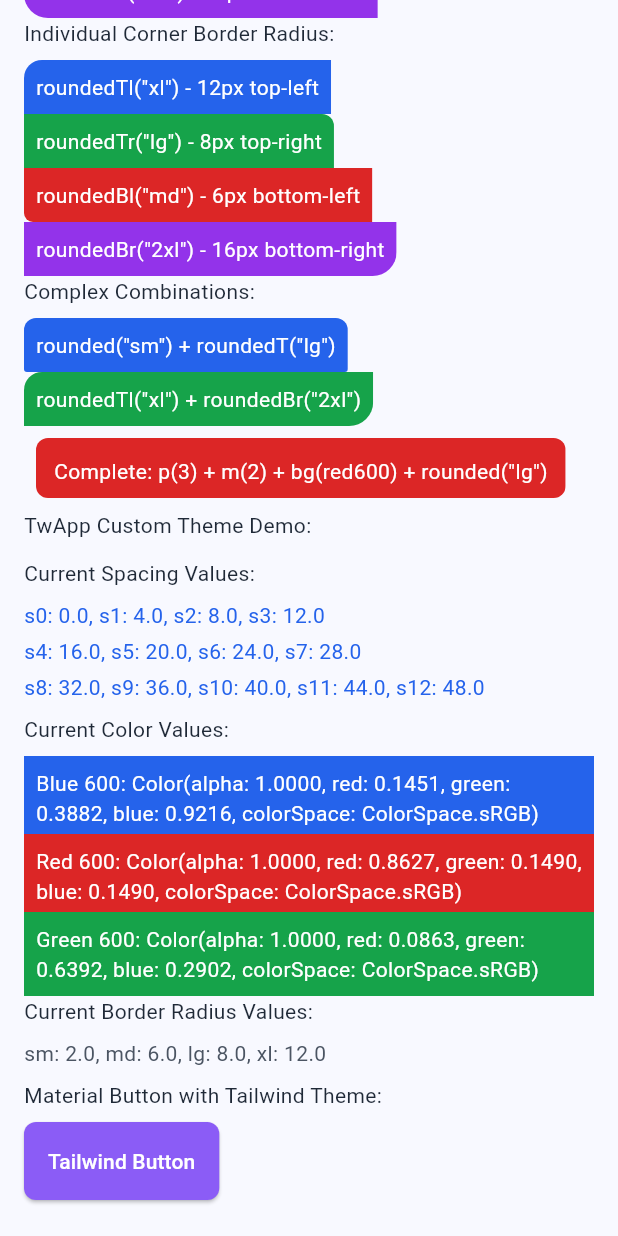
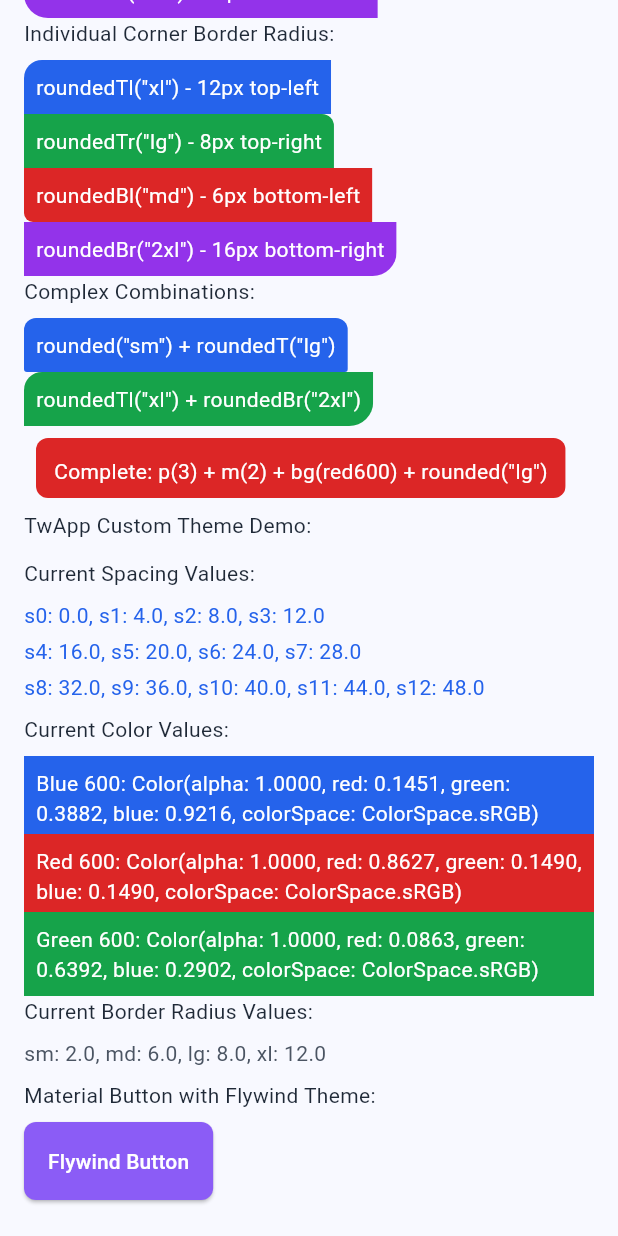
Before and after one commit to realflyui/flywind, a Flutter app: the screen it shows after launch, scrolled down 2076 dp, on a phone screen of 412 x 824 dp. Run offline on Flutter 3.47's test engine with Material 3 defaults, Android fonts, the phone set to English and light mode, and no system bars.

Commit message:
Comments cleanup

```diff
--- a/lib/color.dart
+++ b/lib/color.dart
@@ -9,11 +9,11 @@ class FlyColorUtils {
     if (style.color == null) return null;
 
     final theme = Theme.of(context);
-    final tailwind = theme.extension<FlyTheme>();
-    if (tailwind == null) {
+    final flywind = theme.extension<FlyTheme>();
+    if (flywind == null) {
       throw FlutterError('FlyTheme extension not found. Make sure to add FlyTheme to your ThemeData.extensions');
     }
-    final config = tailwind;
+    final config = flywind;
     final color = _getColorValue(config, style.color!);
 
     if (color == null) {
--- a/lib/config.dart
+++ b/lib/config.dart
@@ -2,7 +2,7 @@ import 'package:flutter/material.dart';
 import 'tokens.dart';
 import 'theme.dart';
 
-/// Single source of truth for all custom Tailwind values
+/// Single source of truth for all custom Flywind values
 /// This is the ONLY place you need to define your custom colors and spacing
 class FlyConfig {
   /// Custom colors - add your custom colors here
--- a/lib/main.dart
+++ b/lib/main.dart
@@ -20,7 +20,7 @@ class MainApp extends StatelessWidget {
         colorScheme: ColorScheme.fromSeed(seedColor: Colors.blue),
         useMaterial3: true,
 
-        // Your custom Tailwind theme
+        // Your custom Flywind theme
         extensions: [
           // FlyTheme.defaultTheme,
           FlyConfig.createTheme(),
@@ -36,11 +36,11 @@ class HomePage extends StatelessWidget {
 
   @override
   Widget build(BuildContext context) {
-    // Access Tailwind theme via the new simplified system
-    final tailwind = context.tw; // Using our new extension!
-    final spacing = tailwind.spacing;
-    final colors = tailwind.colors;
-    final borderRadius = tailwind.borderRadius;
+    // Access Flywind theme via the new simplified system
+    final flywind = context.tw; // Using our new extension!
+    final spacing = flywind.spacing;
+    final colors = flywind.colors;
+    final borderRadius = flywind.borderRadius;
 
     // Example usage - you can now use these values with type safety!
     print('Spacing 2 value: ${spacing.s2}'); // This will print 8.0 (default)
@@ -299,8 +299,8 @@ class HomePage extends StatelessWidget {
             FlyText('Current Border Radius Values:').color('gray800').pb(2),
             FlyText('sm: ${borderRadius.sm}, md: ${borderRadius.md}, lg: ${borderRadius.lg}, xl: ${borderRadius.xl}').color('gray600').pb(2),
 
-            // Material button using Tailwind theme
-            FlyText('Material Button with Tailwind Theme:').color('gray800').pb(2),
+            // Material button using Flywind theme
+            FlyText('Material Button with Flywind Theme:').color('gray800').pb(2),
             Padding(
               padding: EdgeInsets.only(bottom: spacing.s2),
               child: ElevatedButton(
@@ -313,7 +313,7 @@ class HomePage extends StatelessWidget {
                   ),
                 ),
                 onPressed: () {},
-                child: Text('Tailwind Button'),
+                child: Text('Flywind Button'),
               ),
             ),
           ],
--- a/lib/rounded.dart
+++ b/lib/rounded.dart
@@ -8,11 +8,11 @@ class FlyRoundedUtils {
   /// Resolves rounded values from FlyStyle and FlyConfig into BorderRadius
   static BorderRadius resolve(BuildContext context, FlyStyle style) {
     final theme = Theme.of(context);
-    final tailwind = theme.extension<FlyTheme>();
-    if (tailwind == null) {
+    final flywind = theme.extension<FlyTheme>();
+    if (flywind == null) {
       throw FlutterError('FlyTheme extension not found. Make sure to add FlyTheme to your ThemeData.extensions');
     }
-    final config = tailwind;
+    final config = flywind;
     final borderRadius = config.borderRadius;
 
     // Calculate border radius values
--- a/lib/spacing.dart
+++ b/lib/spacing.dart
@@ -16,11 +16,11 @@ class FlySpacingUtils {
     required int? Function(FlyStyle) getBottom,
   }) {
     final theme = Theme.of(context);
-    final tailwind = theme.extension<FlyTheme>();
-    if (tailwind == null) {
+    final flywind = theme.extension<FlyTheme>();
+    if (flywind == null) {
       throw FlutterError('FlyTheme extension not found. Make sure to add FlyTheme to your ThemeData.extensions');
     }
-    final spacing = tailwind.spacing;
+    final spacing = flywind.spacing;
 
     // Calculate spacing values
     double left = 0;
```
